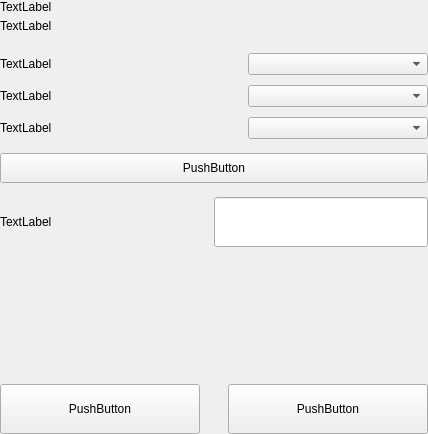
Before: the Qt Designer form src/qt/vitae/settings/forms/settingsdisplayoptionswidget.ui in VitaeTeam/Vitae, drawn with Qt 5.
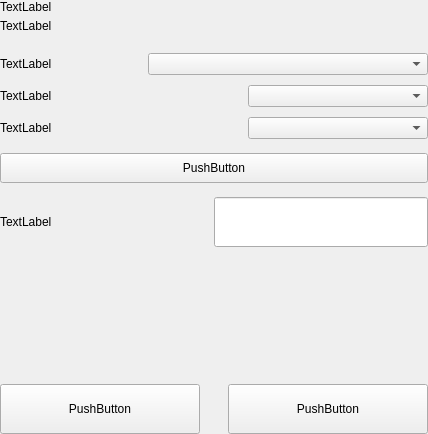
After: the same form once the commit is applied.

Commit message: splash ui + settingsDisplayOption ui layout modifications.

Patch:
```diff
--- a/src/qt/vitae/settings/forms/settingsdisplayoptionswidget.ui
+++ b/src/qt/vitae/settings/forms/settingsdisplayoptionswidget.ui
@@ -122,13 +122,13 @@
            <widget class="QComboBox" name="comboBoxLanguage">
             <property name="minimumSize">
              <size>
-              <width>180</width>
+              <width>280</width>
               <height>0</height>
              </size>
             </property>
             <property name="maximumSize">
              <size>
-              <width>180</width>
+              <width>280</width>
               <height>16777215</height>
              </size>
             </property>
```
The commit also changes 2 other files.
